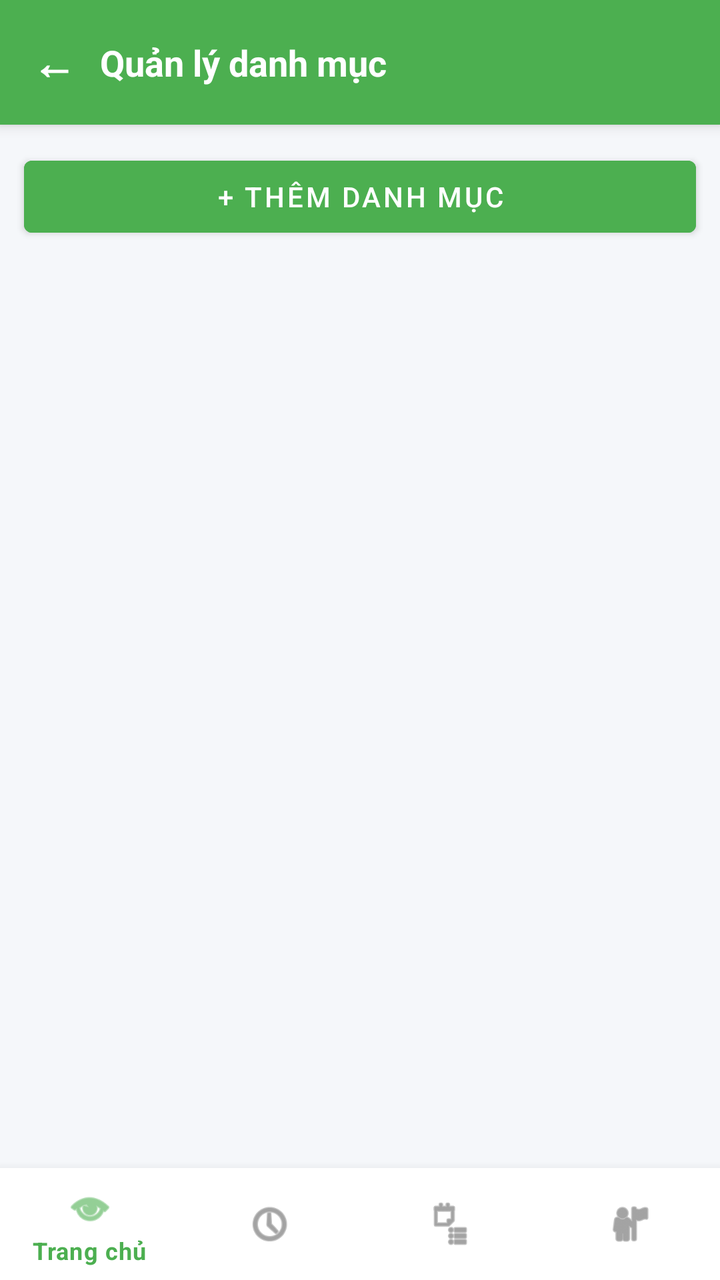
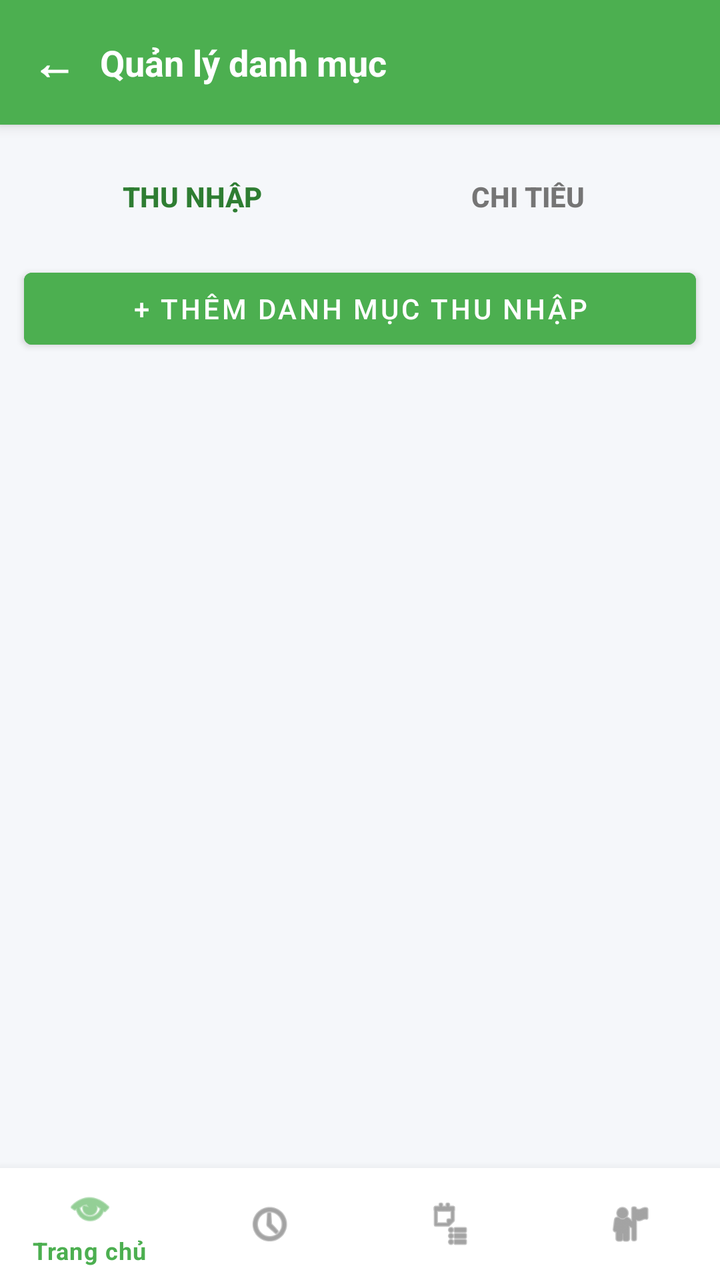

The first picture is an Android layout as it rendered before a commit; the second is the same layout after the commit. The layout source and the unified diff follow.
<!-- AndroidManifest.xml: application theme Theme.QuanLyChiTieu -->
<!-- res/layout/activity_quan_ly_danh_muc.xml -->
<?xml version="1.0" encoding="utf-8"?>
<LinearLayout xmlns:android="http://schemas.android.com/apk/res/android"
    xmlns:app="http://schemas.android.com/apk/res-auto"
    xmlns:tools="http://schemas.android.com/tools"
    android:id="@+id/main"
    android:orientation="vertical"
    android:layout_width="match_parent"
    android:layout_height="match_parent"
    android:background="#F5F7FA"
    tools:context=".QuanLyDanhMucActivity">

    <androidx.cardview.widget.CardView
        android:layout_width="match_parent"
        android:layout_height="wrap_content"
        app:cardElevation="4dp"
        app:cardCornerRadius="0dp">
        <LinearLayout
            android:orientation="horizontal"
            android:padding="16dp"
            android:gravity="center_vertical"
            android:background="#4CAF50"
            android:layout_width="match_parent"
            android:layout_height="wrap_content">

            <TextView
                android:id="@+id/btnBack"
                android:text="←"
                android:textSize="22sp"
                android:textColor="#FFFFFF"
                android:textStyle="bold"
                android:layout_marginEnd="12dp"
                android:layout_width="wrap_content"
                android:layout_height="wrap_content"/>

            <TextView
                android:text="Quản lý danh mục"
                android:textSize="18sp"
                android:textColor="#FFFFFF"
                android:textStyle="bold"
                android:layout_width="wrap_content"
                android:layout_height="wrap_content"/>
        </LinearLayout>
    </androidx.cardview.widget.CardView>

    <Button
        android:id="@+id/btnAddCategory"
        android:text="+ Thêm danh mục"
        android:layout_margin="12dp"
        android:layout_width="match_parent"
        android:layout_height="wrap_content"
        android:backgroundTint="#4CAF50"
        android:textColor="#FFFFFF"/>

    <androidx.recyclerview.widget.RecyclerView
        android:id="@+id/rvCategoryList"
        android:layout_width="match_parent"
        android:layout_height="0dp"
        android:layout_weight="1"
        android:padding="8dp"
        android:clipToPadding="false"
        tools:listitem="@layout/item_category"/>

    <com.google.android.material.bottomnavigation.BottomNavigationView
        android:id="@+id/bottomNav"
        android:layout_width="match_parent"
        android:layout_height="wrap_content"
        android:background="#FFFFFF"
        app:menu="@menu/menu_bottom" />

</LinearLayout>
<!-- res/layout/item_category.xml (included above) -->
<?xml version="1.0" encoding="utf-8"?>
<LinearLayout xmlns:android="http://schemas.android.com/apk/res/android"
    android:orientation="horizontal"
    android:background="#FFFFFF"
    android:padding="16dp"
    android:layout_marginBottom="10dp"
    android:elevation="3dp"
    android:gravity="center_vertical"
    android:layout_width="match_parent"
    android:layout_height="wrap_content">

    <ImageView
        android:id="@+id/imgCategoryIcon"
        android:layout_width="40dp"
        android:layout_height="40dp"
        android:layout_marginEnd="12dp"
        android:src="@android:drawable/ic_menu_gallery"/>

    <TextView
        android:id="@+id/tvCategoryName"
        android:text="Tên danh mục"
        android:textColor="#212121"
        android:textSize="16sp"
        android:layout_weight="1"
        android:layout_width="0dp"
        android:layout_height="wrap_content"/>

    <TextView
        android:id="@+id/tvCategoryAmount"
        android:text="0 VNĐ"
        android:textColor="#F44336"
        android:textStyle="bold"
        android:layout_width="wrap_content"
        android:layout_height="wrap_content"/>
</LinearLayout>
<!-- resources referenced by this layout -->
<resources>
  <style name="Theme.QuanLyChiTieu" parent="Base.Theme.QuanLyChiTieu" />
  <style name="Base.Theme.QuanLyChiTieu" parent="Theme.MaterialComponents.Light.NoActionBar">
          <item name="colorPrimary">#4CAF50</item>
          <item name="colorPrimaryVariant">#388E3C</item>
          <item name="colorOnPrimary">@color/white</item>
          <item name="colorSecondary">#2196F3</item>
          <item name="colorOnSecondary">@color/white</item>
      </style>
  <color name="white">#FFFFFFFF</color>
</resources>

<!-- the commit's change to res/layout/activity_quan_ly_danh_muc.xml (unified diff, before → after) -->
@@ -14,6 +14,7 @@
         android:layout_height="wrap_content"
         app:cardElevation="4dp"
         app:cardCornerRadius="0dp">
+
         <LinearLayout
             android:orientation="horizontal"
             android:padding="16dp"
@@ -42,10 +43,42 @@
         </LinearLayout>
     </androidx.cardview.widget.CardView>
 
+    <LinearLayout
+        android:layout_width="match_parent"
+        android:layout_height="wrap_content"
+        android:orientation="horizontal"
+        android:layout_marginStart="12dp"
+        android:layout_marginEnd="12dp"
+        android:layout_marginTop="12dp"
+        android:layout_marginBottom="8dp">
+
+        <Button
+            android:id="@+id/btnTabIncome"
+            android:text="Thu nhập"
+            style="?android:attr/borderlessButtonStyle"
+            android:textColor="#2E7D32"
+            android:textStyle="bold"
+            android:layout_width="0dp"
+            android:layout_weight="1"
+            android:layout_height="wrap_content"/>
+
+        <Button
+            android:id="@+id/btnTabExpense"
+            android:text="Chi tiêu"
+            style="?android:attr/borderlessButtonStyle"
+            android:textColor="#757575"
+            android:textStyle="bold"
+            android:layout_width="0dp"
+            android:layout_weight="1"
+            android:layout_height="wrap_content"/>
+    </LinearLayout>
+
     <Button
         android:id="@+id/btnAddCategory"
-        android:text="+ Thêm danh mục"
-        android:layout_margin="12dp"
+        android:text="+ Thêm danh mục thu nhập"
+        android:layout_marginStart="12dp"
+        android:layout_marginEnd="12dp"
+        android:layout_marginBottom="12dp"
         android:layout_width="match_parent"
         android:layout_height="wrap_content"
         android:backgroundTint="#4CAF50"
